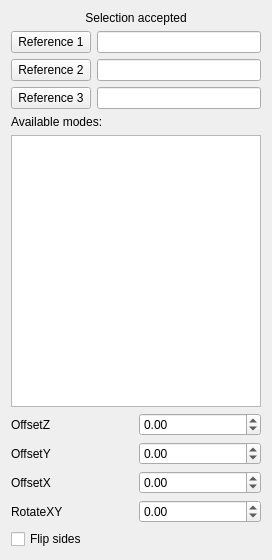
The window that src/Mod/PartDesign/Gui/TaskDatumParameters.ui (DeepSOIC/FreeCAD-ellipse) describes before a commit, drawn with Qt 5.
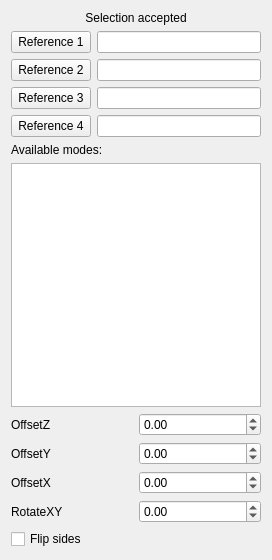
The same window after the commit.

Commit message:
Datum UI: add reference4 + other changes
* kill selection gate to allow selecting whole objects (selection gate
should be reintroduced to disallow references between parts, no
restrictions is a temporary state)
* make suggested mode bold in the list, to clue the user what mode is
active when no mode was explicitly selected
* prevent auto-switchover to next ref after an explicit push of a button
* fix highlighting of buttons when selecting corresponding reference
* allow creation of a feature, even if no mode fits references. With a
warning.

Diff of the .ui file:
```diff
--- a/src/Mod/PartDesign/Gui/TaskDatumParameters.ui
+++ b/src/Mod/PartDesign/Gui/TaskDatumParameters.ui
@@ -69,6 +69,23 @@
      </item>
     </layout>
    </item>
+   <item>
+    <layout class="QHBoxLayout" name="horizontalLayout_7">
+     <item>
+      <widget class="QPushButton" name="buttonRef4">
+       <property name="text">
+        <string>Reference 4</string>
+       </property>
+       <property name="checkable">
+        <bool>true</bool>
+       </property>
+      </widget>
+     </item>
+     <item>
+      <widget class="QLineEdit" name="lineRef4"/>
+     </item>
+    </layout>
+   </item>
    <item>
     <widget class="QLabel" name="label">
      <property name="text">
```
Left out of the diff: 9 changed lines with no effect on the pictures. The commit also changes 2 other files.
